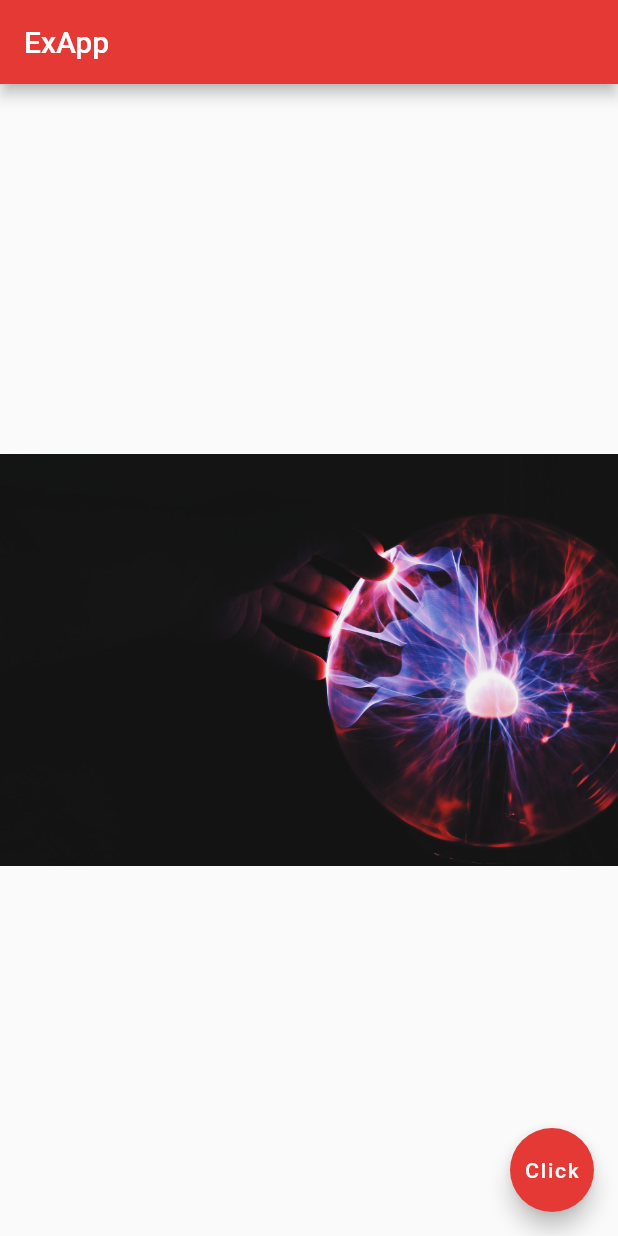
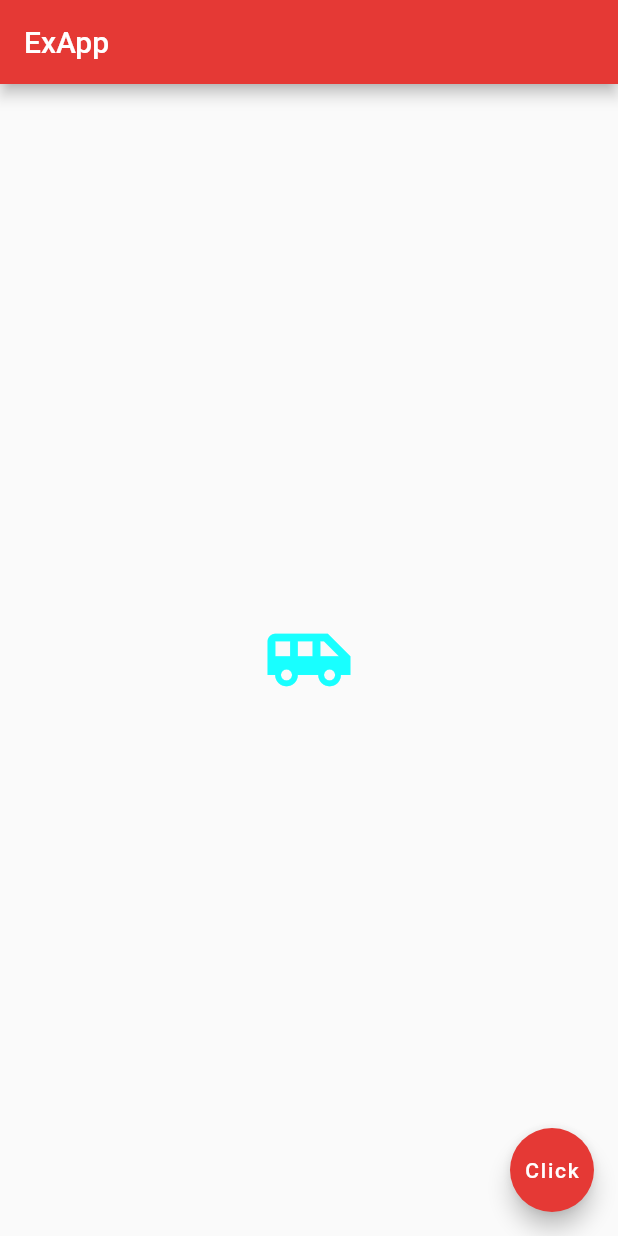
Before and after one commit to Princeadeola/first_project, a Flutter app: the screen it shows after launch, on a phone screen of 412 x 824 dp. Run offline on Flutter 3.47's test engine with Material 2 defaults, Android fonts, the phone set to English and light mode, and no system bars.

Commit message:
use of Icons()

```diff
--- a/lib/main.dart
+++ b/lib/main.dart
@@ -14,7 +14,11 @@ class Home extends StatelessWidget{
         backgroundColor: Colors.red[600],
       ),
       body: Center(
-        child: Image.asset("assets/img3.jpg"),
+        child: Icon(
+          Icons.airport_shuttle,
+          color: Colors.cyanAccent,
+          size: 60.0,
+        ),
       ),
       floatingActionButton: FloatingActionButton(
         onPressed: () {  },
```
